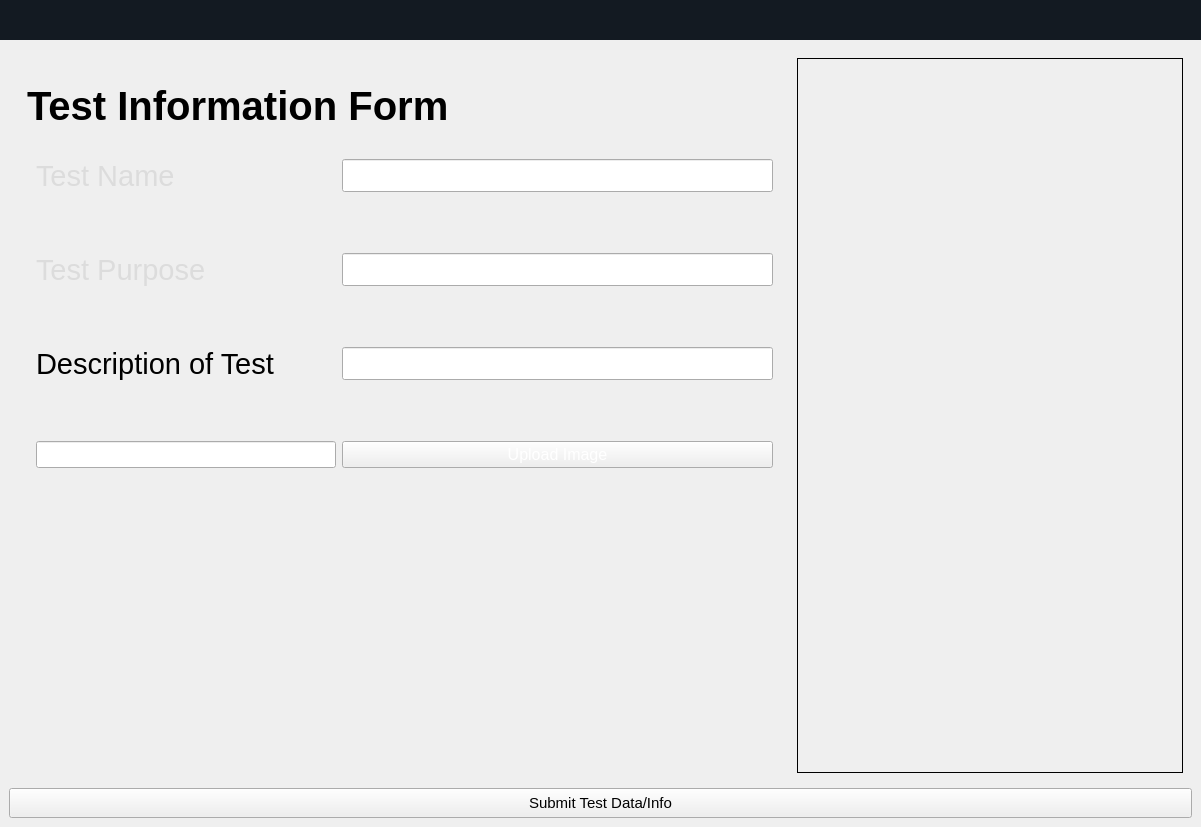
This is src/Desktop Application/Version2/ui_main.ui in ahmed-nazir/Capstone as Qt 5 draws it before an edit. The edited form follows.
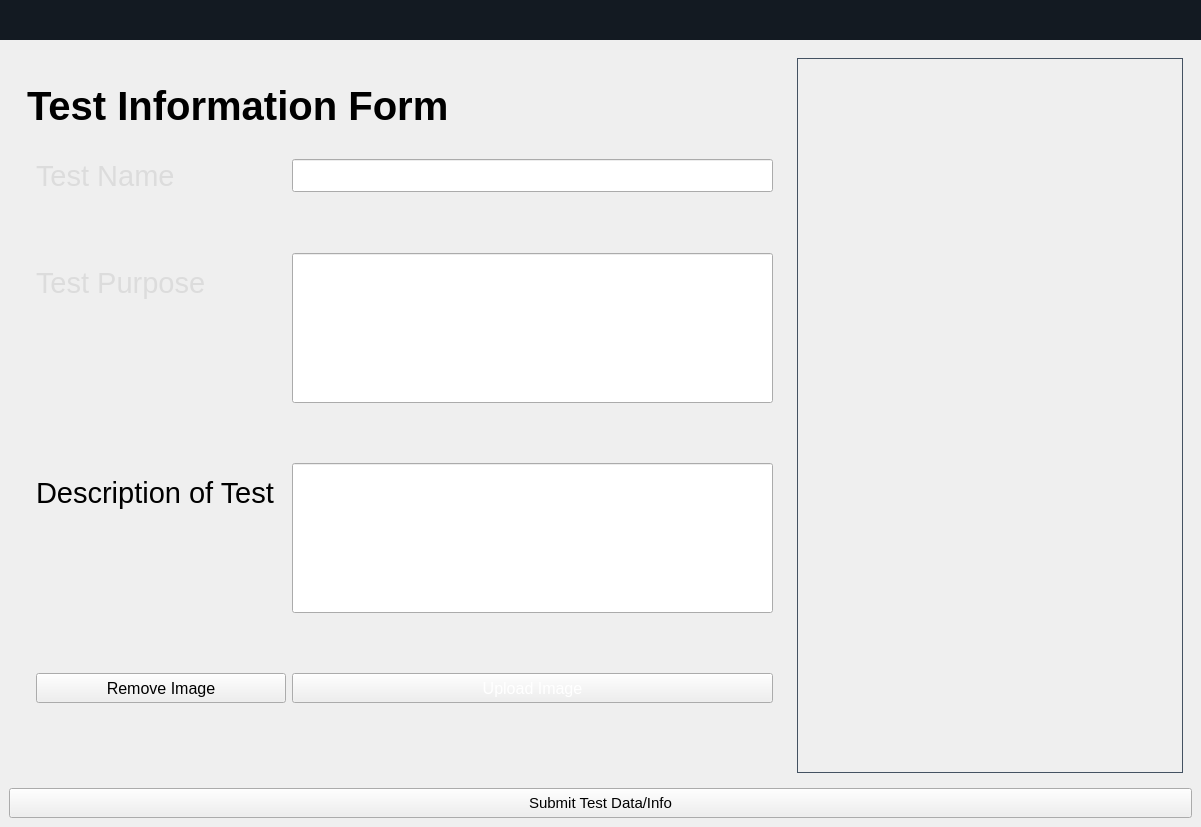
This is the edited form. The open tabs and pages were chosen to show the change. Icons and pictures are not drawn.

```diff
--- a/src/Desktop Application/Version2/ui_main.ui
+++ b/src/Desktop Application/Version2/ui_main.ui
@@ -3467,9 +3467,18 @@
                        </item>
                        <item row="1" column="1">
                         <widget class="QLineEdit" name="test_purpose">
+                         <property name="minimumSize">
+                          <size>
+                           <width>0</width>
+                           <height>150</height>
+                          </size>
+                         </property>
                          <property name="styleSheet">
                           <string notr="true">font-size:16pt; color:rgb(238, 238, 238)</string>
                          </property>
+                         <property name="text">
+                          <string/>
+                         </property>
                         </widget>
                        </item>
                        <item row="2" column="0">
@@ -3486,6 +3495,12 @@
                        </item>
                        <item row="2" column="1">
                         <widget class="QLineEdit" name="test_description">
+                         <property name="minimumSize">
+                          <size>
+                           <width>0</width>
+                           <height>150</height>
+                          </size>
+                         </property>
                          <property name="font">
                           <font>
                            <pointsize>16</pointsize>
@@ -3496,24 +3511,14 @@
                          </property>
                         </widget>
                        </item>
-                       <item row="3" column="0">
-                        <widget class="QLineEdit" name="file_path_field">
-                         <property name="minimumSize">
-                          <size>
-                           <width>300</width>
-                           <height>0</height>
-                          </size>
-                         </property>
-                         <property name="styleSheet">
-                          <string notr="true">font-size:12pt; color:rgb(255, 255, 255)</string>
-                         </property>
-                         <property name="readOnly">
-                          <bool>true</bool>
-                         </property>
-                        </widget>
-                       </item>
                        <item row="3" column="1">
                         <widget class="QPushButton" name="upload_image_button">
+                         <property name="minimumSize">
+                          <size>
+                           <width>100</width>
+                           <height>30</height>
+                          </size>
+                         </property>
                          <property name="styleSheet">
                           <string notr="true">font-size: 12pt;
 color: rgb(255, 255, 255);</string>
@@ -3523,6 +3528,24 @@
                          </property>
                         </widget>
                        </item>
+                       <item row="3" column="0">
+                        <widget class="QPushButton" name="pushButton">
+                         <property name="minimumSize">
+                          <size>
+                           <width>250</width>
+                           <height>30</height>
+                          </size>
+                         </property>
+                         <property name="font">
+                          <font>
+                           <pointsize>12</pointsize>
+                          </font>
+                         </property>
+                         <property name="text">
+                          <string>Remove Image</string>
+                         </property>
+                        </widget>
+                       </item>
                       </layout>
                      </widget>
                     </item>
@@ -3531,8 +3554,11 @@
                  </item>
                  <item>
                   <widget class="QLabel" name="test_image">
+                   <property name="styleSheet">
+                    <string notr="true">border: 1px solid rgb(68, 82, 98)</string>
+                   </property>
                    <property name="frameShape">
-                    <enum>QFrame::Box</enum>
+                    <enum>QFrame::Panel</enum>
                    </property>
                    <property name="text">
                     <string/>
```
Left out of the diff: 6 changed lines with no effect on the pictures.
